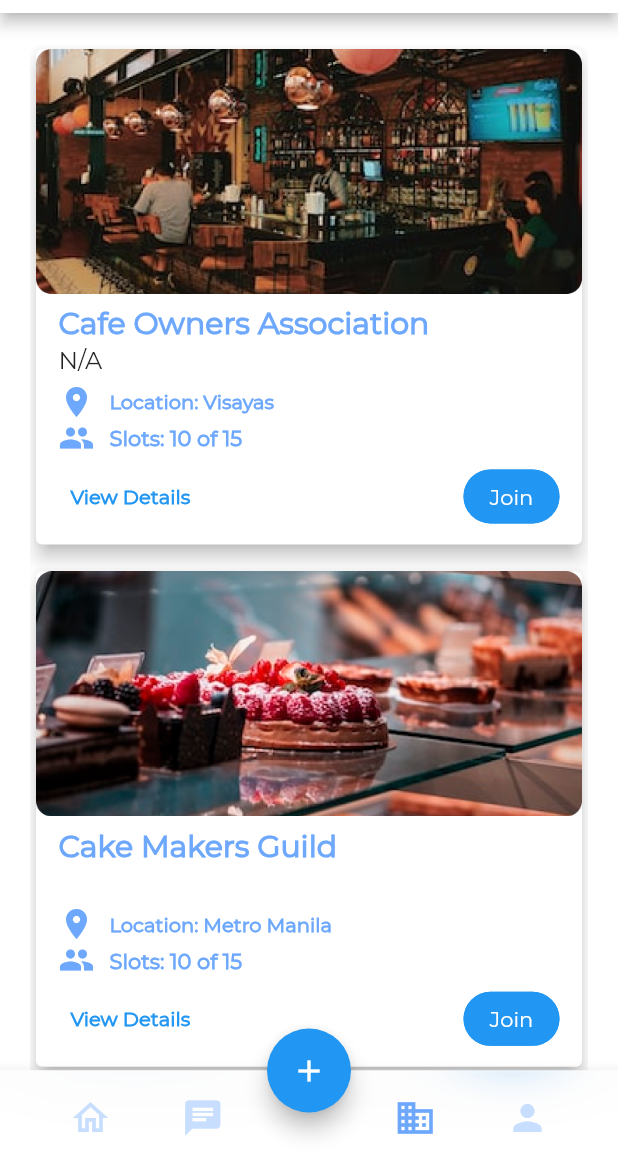
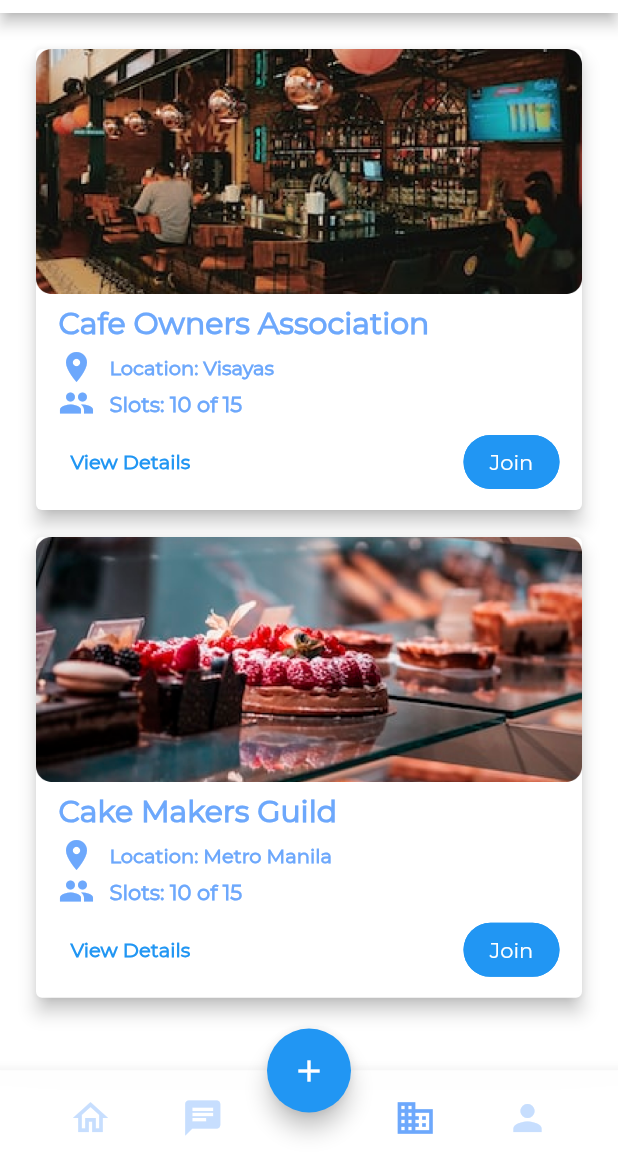
Before and after one commit to Novarix-PH/en_hack, a Flutter app: the HomeMainTabScreen screen opened directly, item 3 of the bottom bar chosen, on a phone screen of 412 x 824 dp, the part 71-1236 px from its top. Run offline on Flutter 3.47's test engine with Material 2 defaults, Android fonts, the phone set to English and light mode, and no system bars; our stand-ins replace carousel_slider, flutter_signin_button, font_awesome_flutter.

Commit message:
- build: enhancement

```diff
--- a/lib/screens/business_association/association_tab.dart
+++ b/lib/screens/business_association/association_tab.dart
@@ -90,11 +90,11 @@ class _CardBusinessAssociation extends StatelessWidget {
                       color: ColorConstant.primaryColor,
                     ),
                   ),
-                  const SizedBox(height: 3.0),
+                 /* const SizedBox(height: 3.0),
                   Text(
                     organization,
                     style: const TextStyle(fontSize: 16.0),
-                  ),
+                  ),*/
                   const SizedBox(height: 5.0),
                   Row(
                     children: [
```
